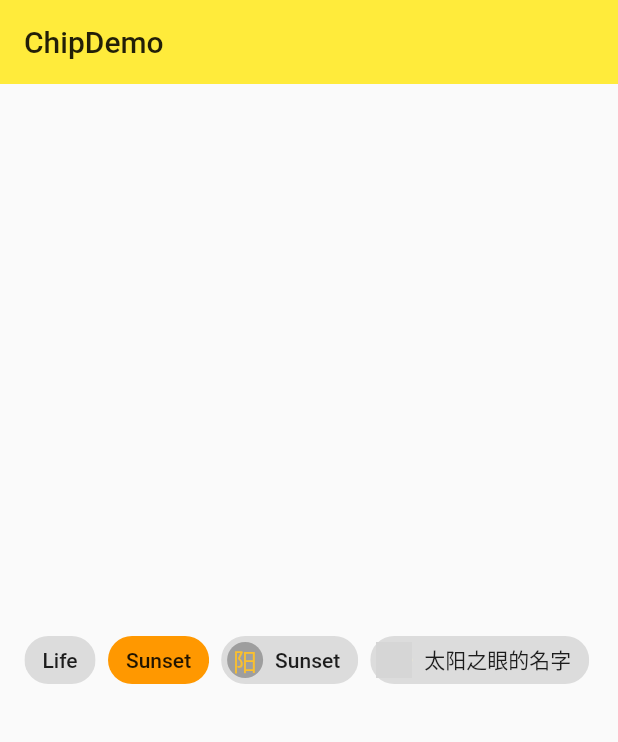
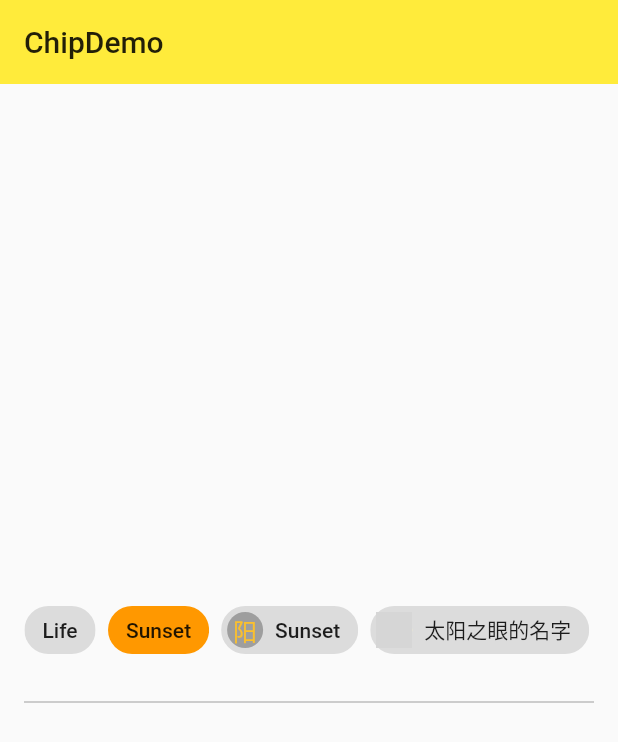
Before and after one commit to yangBlock/Flutter_learn, a Flutter app: the ChipDemo screen opened directly, on a phone screen of 412 x 824 dp. Shown: the top 742 px of the screen. Run offline on Flutter 3.47's test engine with Material 2 defaults, Android fonts, the phone set to English and light mode, and no system bars; network calls fail; grey boxes are pictures that could not be loaded.

Commit message:
Divider：分隔符

```diff
--- a/lib/demo/chip_demo.dart
+++ b/lib/demo/chip_demo.dart
@@ -42,6 +42,11 @@ class _ChipDemoState extends State<ChipDemo> {
                     backgroundImage: NetworkImage('http://t7.baidu.com/it/u=2336214222,3541748819&fm=79&app=86&size=h300&n=0&g=4n&f=jpeg?sec=1590142371&t=929b38fea24db098b7326c8eb4856532'),
                   ),
                 ),
+                Divider(//分隔符
+                  color: Colors.grey,
+                  height: 32.0,
+//                  indent: 32.0,//左边缩进
+                ),
               ],
             ),
           ],
```
